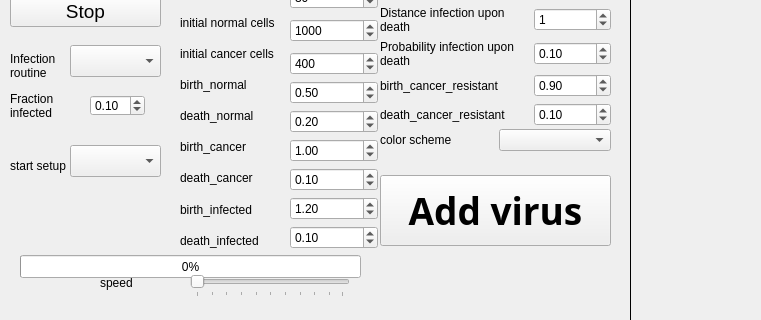
First picture: the form in mainwindow.ui, repository thijsjanzen/onco_viral_sim, before the edit; both pictures show x 0 to 761 and y 105 to 425 of the 1394 by 836 pixel window.
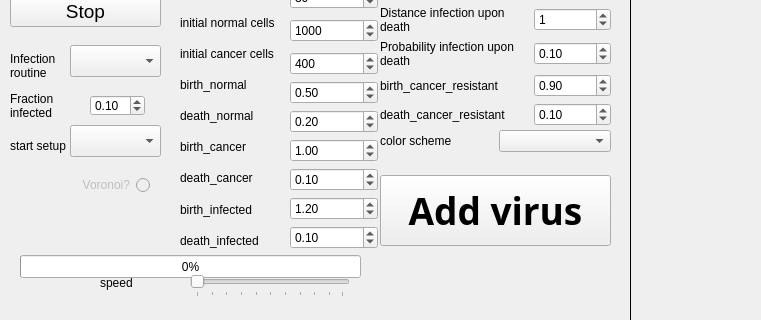
Second picture: the form after the edit. Custom widgets are drawn as their Qt base class.

Commit message: initial attempt voronoi

The edit to the form file:
```diff
--- a/mainwindow.ui
+++ b/mainwindow.ui
@@ -255,7 +255,7 @@
     <property name="geometry">
      <rect>
       <x>10</x>
-      <y>250</y>
+      <y>230</y>
       <width>61</width>
       <height>41</height>
      </rect>
@@ -274,7 +274,7 @@
     <property name="geometry">
      <rect>
       <x>70</x>
-      <y>250</y>
+      <y>230</y>
       <width>91</width>
       <height>32</height>
      </rect>
@@ -691,13 +691,13 @@
      <string>Add virus</string>
     </property>
    </widget>
-   <widget class="QWidget" name="">
+   <widget class="QWidget" name="layoutWidget">
     <property name="geometry">
      <rect>
       <x>380</x>
       <y>230</y>
       <width>231</width>
-      <height>31</height>
+      <height>32</height>
      </rect>
     </property>
     <layout class="QGridLayout" name="gridLayout_3">
@@ -717,6 +717,26 @@
      </item>
     </layout>
    </widget>
+   <widget class="QRadioButton" name="btn_voronoi">
+    <property name="enabled">
+     <bool>false</bool>
+    </property>
+    <property name="geometry">
+     <rect>
+      <x>50</x>
+      <y>280</y>
+      <width>100</width>
+      <height>20</height>
+     </rect>
+    </property>
+    <property name="layoutDirection">
+     <enum>Qt::RightToLeft</enum>
+    </property>
+    <property name="text">
+     <string>Voronoi?</string>
+    </property>
+   </widget>
+   <zorder>layoutWidget</zorder>
    <zorder>layoutWidget</zorder>
    <zorder>layoutWidget</zorder>
    <zorder>q_label</zorder>
```
Left out of the diff: 3 changed lines with no effect on the pictures. The commit also changes 10 other files.
